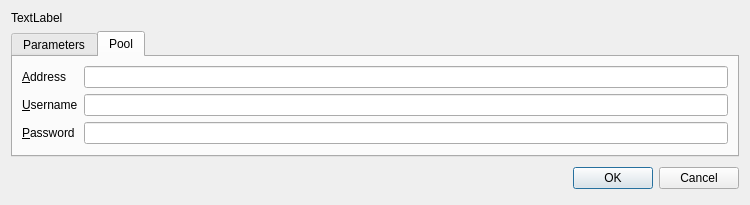
Qt form source/miningunitdialog.ui (martin-kudlicka/crypto-miner) before a commit.
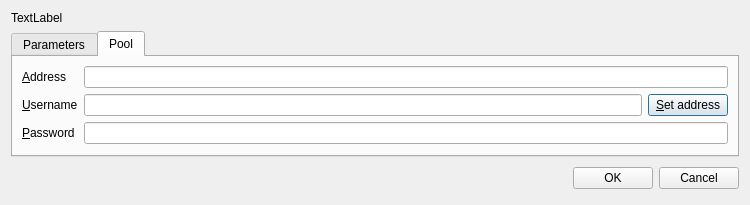
The same form after that commit. The open tabs and pages were chosen to show the change.

Commit message: + set predefined address

What changed in the file:
```diff
--- a/source/miningunitdialog.ui
+++ b/source/miningunitdialog.ui
@@ -115,9 +115,6 @@
          </property>
         </widget>
        </item>
-       <item row="1" column="1">
-        <widget class="QLineEdit" name="poolUsername"/>
-       </item>
        <item row="2" column="0">
         <widget class="QLabel" name="label_3">
          <property name="text">
@@ -131,6 +128,20 @@
        <item row="2" column="1">
         <widget class="QLineEdit" name="poolPassword"/>
        </item>
+       <item row="1" column="1">
+        <layout class="QHBoxLayout" name="horizontalLayout_5">
+         <item>
+          <widget class="QLineEdit" name="poolUsername"/>
+         </item>
+         <item>
+          <widget class="QPushButton" name="walletAddress">
+           <property name="text">
+            <string>&amp;Set address</string>
+           </property>
+          </widget>
+         </item>
+        </layout>
+       </item>
       </layout>
      </widget>
     </widget>
```
Left out of the diff: 8 changed lines with no effect on the pictures. The commit also changes 6 other files.
